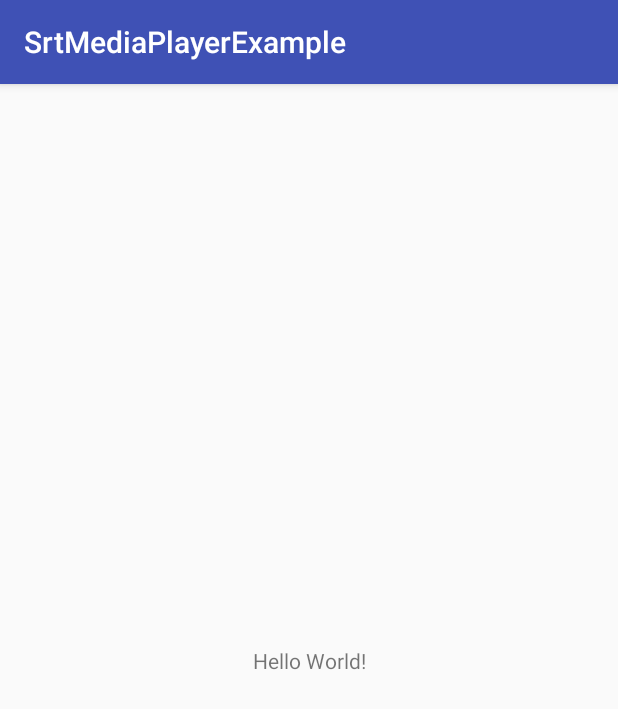
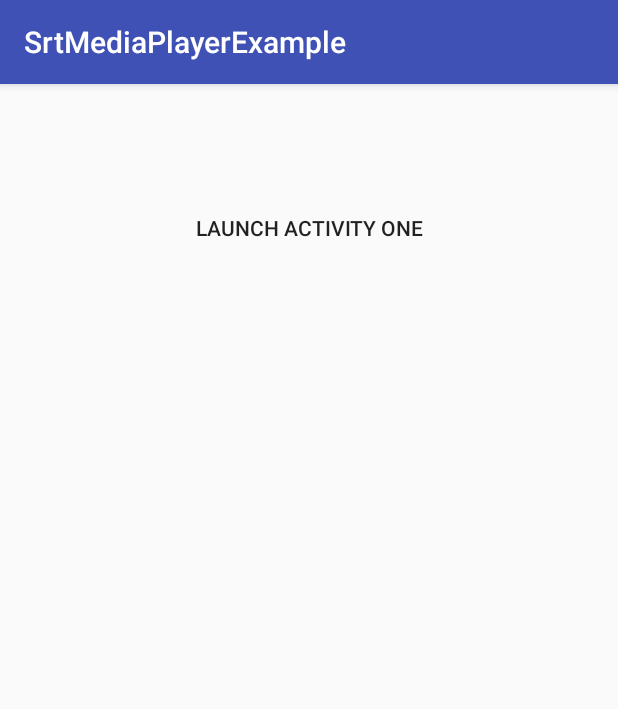
Before and after one commit to robillo/SrtMediaPlayerExample, an Android app: the screen it shows after launch (MainActivity), on a phone screen of 412 x 824 dp. Shown: the top 709 px of the screen. Run offline under Robolectric (Android 15) with nearby library versions, the phone set to English and light mode, and no system bars.

Commit message:
post-initial commit

```diff
--- a/app/build.gradle
+++ b/app/build.gradle
@@ -24,7 +24,7 @@ android {
 
 dependencies {
     implementation fileTree(dir: 'libs', include: ['*.jar'])
-    implementation"org.jetbrains.kotlin:kotlin-stdlib-jre7:$kotlin_version"
+    implementation "org.jetbrains.kotlin:kotlin-stdlib-jre7:$kotlin_version"
     implementation 'com.android.support:appcompat-v7:26.1.0'
     implementation 'com.android.support.constraint:constraint-layout:1.0.2'
     testImplementation 'junit:junit:4.12'
--- a/app/src/main/AndroidManifest.xml
+++ b/app/src/main/AndroidManifest.xml
@@ -16,6 +16,7 @@
                 <category android:name="android.intent.category.LAUNCHER" />
             </intent-filter>
         </activity>
+        <activity android:name=".OneActivity"></activity>
     </application>
 
 </manifest>
--- a/app/src/main/java/com/robillo/srtmediaplayerexample/MainActivity.kt
+++ b/app/src/main/java/com/robillo/srtmediaplayerexample/MainActivity.kt
@@ -1,12 +1,19 @@
 package com.robillo.srtmediaplayerexample
 
+import android.content.Intent
 import android.support.v7.app.AppCompatActivity
 import android.os.Bundle
+import android.view.View
+import kotlinx.android.synthetic.main.activity_main.*
 
 class MainActivity : AppCompatActivity() {
 
     override fun onCreate(savedInstanceState: Bundle?) {
         super.onCreate(savedInstanceState)
         setContentView(R.layout.activity_main)
+
+        activityOne.setOnClickListener(View.OnClickListener {
+            startActivity(Intent(this, OneActivity::class.java))
+        })
     }
 }
--- a/app/src/main/res/layout/activity_main.xml
+++ b/app/src/main/res/layout/activity_main.xml
@@ -1,18 +1,23 @@
 <?xml version="1.0" encoding="utf-8"?>
-<android.support.constraint.ConstraintLayout xmlns:android="http://schemas.android.com/apk/res/android"
+<LinearLayout xmlns:android="http://schemas.android.com/apk/res/android"
     xmlns:app="http://schemas.android.com/apk/res-auto"
     xmlns:tools="http://schemas.android.com/tools"
     android:layout_width="match_parent"
     android:layout_height="match_parent"
+    android:orientation="vertical"
     tools:context="com.robillo.srtmediaplayerexample.MainActivity">
 
-    <TextView
-        android:layout_width="wrap_content"
-        android:layout_height="wrap_content"
-        android:text="Hello World!"
-        app:layout_constraintBottom_toBottomOf="parent"
-        app:layout_constraintLeft_toLeftOf="parent"
-        app:layout_constraintRight_toRightOf="parent"
-        app:layout_constraintTop_toTopOf="parent" />
+    <Button
+        android:layout_width="match_parent"
+        android:layout_height="0sp"
+        android:layout_weight="1"
+        android:id="@+id/activityOne"
+        android:text="@string/launch_activity_one"
+        android:background="?attr/selectableItemBackground"/>
 
-</android.support.constraint.ConstraintLayout>
+    <View
+        android:layout_width="match_parent"
+        android:layout_height="0sp"
+        android:layout_weight="3"/>
+
+</LinearLayout>
--- a/app/src/main/res/values/strings.xml
+++ b/app/src/main/res/values/strings.xml
@@ -1,3 +1,4 @@
 <resources>
     <string name="app_name">SrtMediaPlayerExample</string>
+    <string name="launch_activity_one">Launch Activity One</string>
 </resources>
```
Also changed, not shown: app/src/main/java/com/robillo/srtmediaplayerexample/OneActivity.java (added, +13 -0 lines), app/src/main/res/layout/activity_main2.xml (added, +12 -0 lines).
